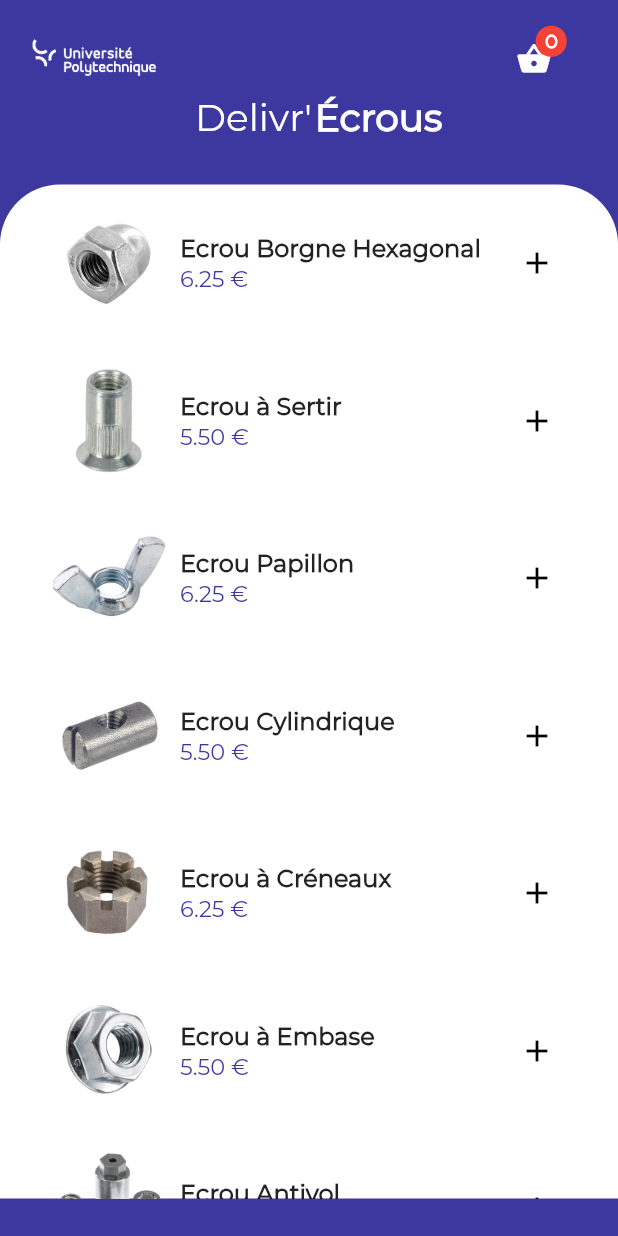
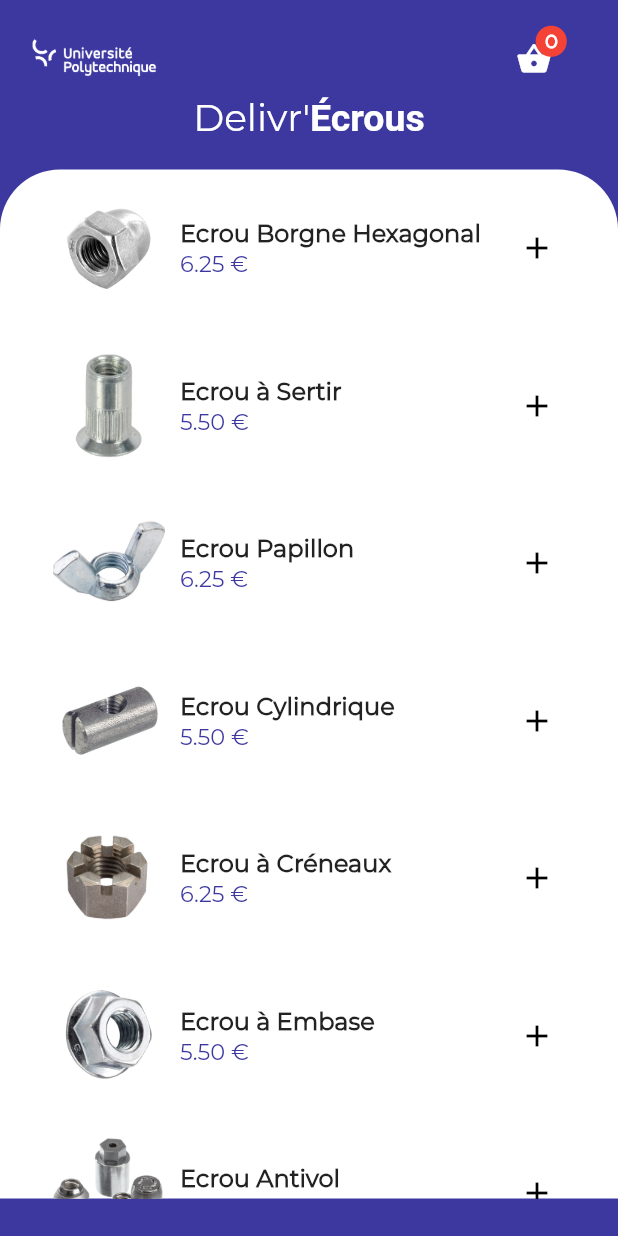
Before and after one commit to AnthonyDeletre/TPDeveloppementMobile, a Flutter app: the screen it shows after launch, on a phone screen of 412 x 824 dp. Run offline on Flutter 3.47's test engine with Material 2 defaults, Android fonts, the light colour scheme and no system bars.

Commit message:
message de commit rigolo

```diff
--- a/lib/homeScreen.dart
+++ b/lib/homeScreen.dart
@@ -78,6 +78,18 @@ class HomeScreen extends StatelessWidget {
               ],
             )
             ),
+            Center(
+              child: RichText(
+                text: TextSpan(
+                  style: TextStyle(fontSize: 25.0, fontFamily: "Montserrat"),
+                  children: <TextSpan>[
+                    TextSpan(text: "Delivr'"),
+                    TextSpan(text: "Écrous", style: TextStyle(fontWeight: FontWeight.bold)),
+                  ]
+                ),
+              ),
+            ),
+            /*
             Padding(
             padding: EdgeInsets.only(left: 130.0),
             child: Row(
@@ -96,9 +108,10 @@ class HomeScreen extends StatelessWidget {
               ],
             ),
             ),
-            SizedBox(height: 30.0),
+            */
+            SizedBox(height: 20.0),
             Container(
-            height: MediaQuery.of(context).size.height - 148.0,
+            height: MediaQuery.of(context).size.height - 138.0,
             decoration: BoxDecoration(
               color: Colors.white,
               borderRadius: BorderRadius.only(topLeft: Radius.circular(40.0), topRight: Radius.circular(40.0))
@@ -110,7 +123,7 @@ class HomeScreen extends StatelessWidget {
               Padding(
                 padding: EdgeInsets.only(top: 0.1),
                 child: Container(
-                height: MediaQuery.of(context).size.height - 148.0,
+                height: MediaQuery.of(context).size.height - 138.0,
                 child:
                 ListView.builder(
                   itemCount: produits.length,
```
